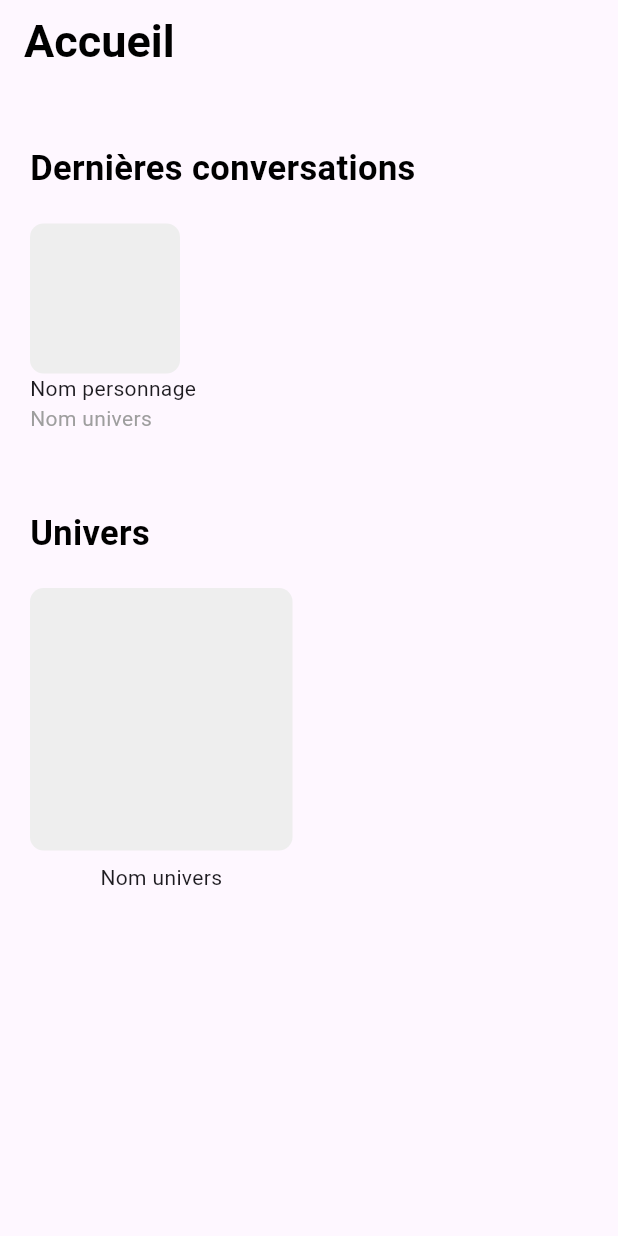
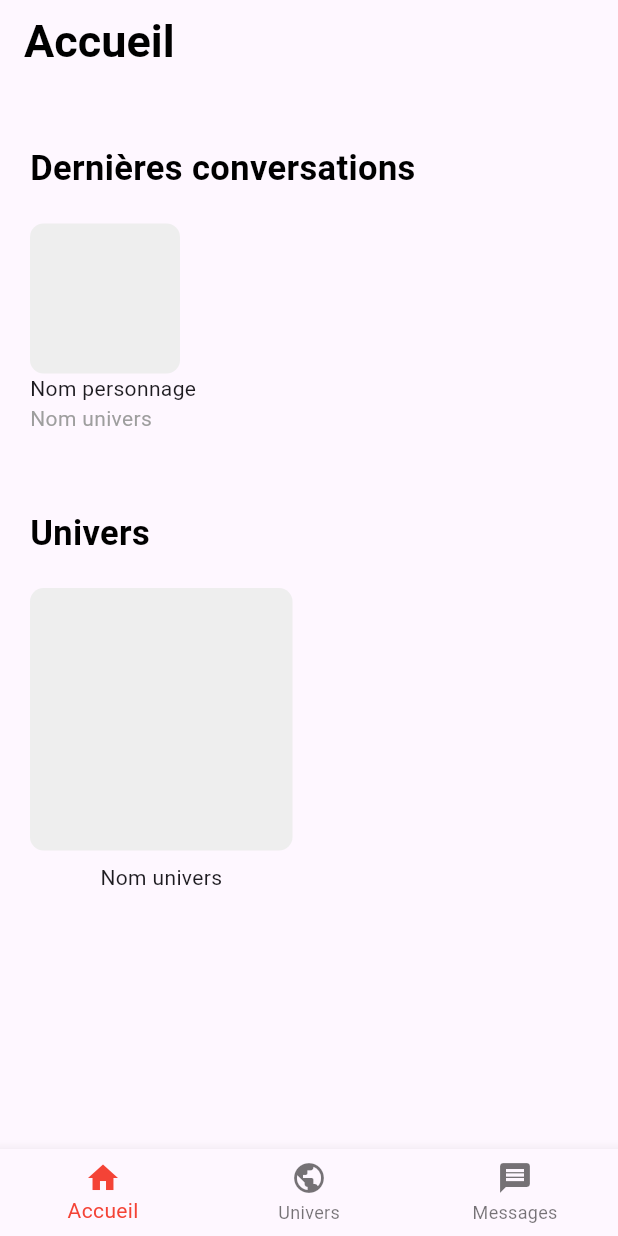
Before and after one commit to Emk0oo/chatbot-filrouge, a Flutter app: the ScreenHome screen opened directly, on a phone screen of 412 x 824 dp. Run offline on Flutter 3.47's test engine with Material 3 defaults, Android fonts, the phone set to English and light mode, and no system bars.

Commit message:
[ADD] navbarbottom

```diff
--- a/lib/components/navigationBar.dart
+++ b/lib/components/navigationBar.dart
@@ -8,25 +8,35 @@ class NavigationBarCustom extends StatefulWidget {
 }
 
 class _NavigationBarCustomState extends State<NavigationBarCustom> {
+  int _selectedIndex = 0;
+
+  void _onItemTapped(int index) {
+    setState(() {
+      _selectedIndex = index;
+    });
+  }
+
   @override
   Widget build(BuildContext context) {
-    return BottomNavigationBar(items: [
+    return BottomNavigationBar(
+      type: BottomNavigationBarType.fixed,
+      items: const <BottomNavigationBarItem>[
         BottomNavigationBarItem(
           icon: Icon(Icons.home),
-        label: "Accueil",
+          label: 'Accueil',
         ),
         BottomNavigationBarItem(
-        icon: Icon(Icons.search),
-        label: "Recherche",
+          icon: Icon(Icons.public),
+          label: 'Univers',
         ),
         BottomNavigationBarItem(
           icon: Icon(Icons.message),
-        label: "Messages",
+          label: 'Messages',
         ),
-      BottomNavigationBarItem(
-        icon: Icon(Icons.person),
-        label: "Profil",
-      ),
-    ])
+      ],
+      currentIndex: _selectedIndex,
+      selectedItemColor: Colors.red,
+      onTap: _onItemTapped,
+    );
   }
 }
--- a/lib/screen.home.dart
+++ b/lib/screen.home.dart
@@ -1,4 +1,5 @@
 import 'package:flutter/material.dart';
+import 'package:chatbot_filrouge/components/navigationBar.dart';
 
 class ScreenHome extends StatefulWidget {
   const ScreenHome({super.key});
@@ -114,6 +115,7 @@ class _ScreenHomeState extends State<ScreenHome> {
           ],
         ),
       ),
+      bottomNavigationBar: NavigationBarCustom(),
     );
   }
 }
```
Lines whose indentation alone changed are shown as unchanged.
